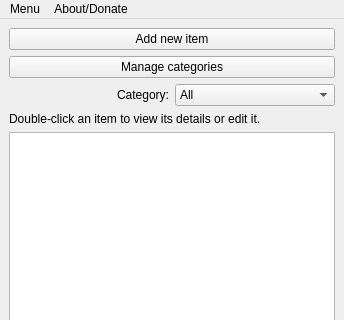
The window that cubepass/mainwindow.ui (kobus-v-schoor/cubepass) describes before a commit, drawn with Qt 5; both pictures show x 0 to 344 and y 0 to 320 of the 344 by 508 pixel window.
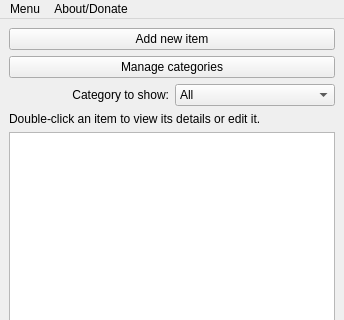
The same window after the commit. Icons and pictures are not drawn.

Patch:
```diff
--- a/cubepass/mainwindow.ui
+++ b/cubepass/mainwindow.ui
@@ -50,7 +50,7 @@
          <enum>QFrame::NoFrame</enum>
         </property>
         <property name="text">
-         <string>Category:</string>
+         <string>Category to show:</string>
         </property>
         <property name="alignment">
          <set>Qt::AlignRight|Qt::AlignTrailing|Qt::AlignVCenter</set>
```
